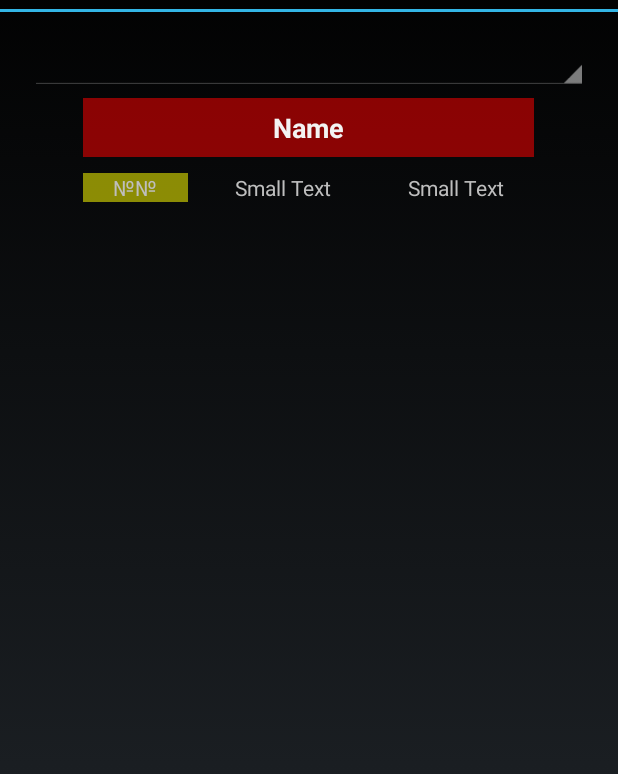
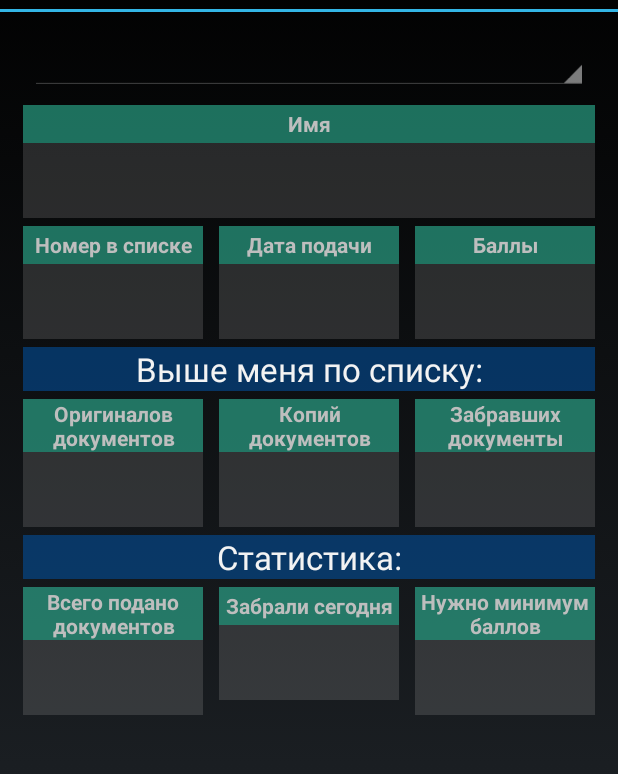
Before and after one commit to Kaned1as/AdmissionTracker, an Android app: the layout show_data_fragment.xml on its own in the app's theme, with its tools: preview values and no code run, on a phone screen of 412 x 824 dp, the part 60-834 px from its top. Run offline under Robolectric (Android 15) with nearby library versions, the phone set to English and light mode, and no system bars.

Commit message:
- intermediate

```diff
--- /dev/null
+++ b/tracker/src/main/java/com/adonai/admissiontracker/views/DoubleTextView.java
@@ -0,0 +1,59 @@
+package com.adonai.admissiontracker.views;
+
+import android.content.Context;
+import android.content.res.TypedArray;
+import android.util.AttributeSet;
+import android.view.LayoutInflater;
+import android.view.View;
+import android.widget.FrameLayout;
+import android.widget.TextView;
+
+import com.adonai.admissiontracker.R;
+
+/**
+ * Created by adonai on 28.06.14.
+ */
+public class DoubleTextView extends FrameLayout {
+
+    private TextView mHeader;
+    private TextView mBody;
+
+    public DoubleTextView(Context context) {
+        super(context);
+        initLayout(null);
+    }
+
+    public DoubleTextView(Context context, AttributeSet attrs) {
+        super(context, attrs);
+        initLayout(attrs);
+    }
+
+    public DoubleTextView(Context context, AttributeSet attrs, int defStyle) {
+        super(context, attrs, defStyle);
+        initLayout(attrs);
+    }
+
+    public void initLayout(AttributeSet attrs) {
+        final View layout = LayoutInflater.from(getContext()).inflate(R.layout.double_text_view, this, true);
+
+        mHeader = (TextView) layout.findViewById(R.id.header);
+        mBody = (TextView) layout.findViewById(R.id.body);
+
+        if (attrs != null) {
+            final TypedArray a = getContext().obtainStyledAttributes(attrs, R.styleable.DoubleTextView);
+            final int n = a.getIndexCount();
+            for (int i = 0; i < n; ++i) {
+                int attr = a.getIndex(i);
+                switch (attr) {
+                    case R.styleable.DoubleTextView_header_text:
+                        mHeader.setText(a.getString(attr));
+                        break;
+                    case R.styleable.DoubleTextView_body_text:
+                        mBody.setText(a.getString(attr));
+                        break;
+                }
+            }
+            a.recycle();
+        }
+    }
+}
--- /dev/null
+++ b/tracker/src/main/res/layout/double_text_view.xml
@@ -0,0 +1,27 @@
+<?xml version="1.0" encoding="utf-8"?>
+
+<LinearLayout xmlns:android="http://schemas.android.com/apk/res/android"
+    android:orientation="vertical" android:layout_width="match_parent"
+    android:layout_height="match_parent">
+
+    <TextView
+        android:layout_width="match_parent"
+        android:layout_height="wrap_content"
+        android:textAppearance="?android:attr/textAppearanceSmall"
+        android:id="@+id/header"
+        android:minHeight="25dp"
+        android:gravity="center"
+        android:background="@color/double_view_header_color"
+        android:textStyle="bold" />
+
+    <TextView
+        android:layout_width="match_parent"
+        android:layout_height="match_parent"
+        android:textAppearance="?android:attr/textAppearanceLarge"
+        android:id="@+id/body"
+        android:gravity="center"
+        android:textSize="25sp"
+        android:textStyle="bold"
+        android:background="@color/double_view_body_color"
+        android:minHeight="50dp" />
+</LinearLayout>
--- a/tracker/src/main/res/layout/show_data_fragment.xml
+++ b/tracker/src/main/res/layout/show_data_fragment.xml
@@ -1,5 +1,6 @@
 <RelativeLayout xmlns:android="http://schemas.android.com/apk/res/android"
     xmlns:tools="http://schemas.android.com/tools"
+    xmlns:app="http://schemas.android.com/apk/res-auto"
     android:layout_width="match_parent"
     android:layout_height="match_parent"
     tools:context=".MainFlow$PlaceholderFragment">
@@ -14,69 +15,132 @@
         android:layout_marginLeft="20dp"
         android:layout_marginRight="20dp" />
 
-    <TableLayout
+    <GridLayout
         android:layout_width="match_parent"
-        android:layout_height="wrap_content"
+        android:layout_height="match_parent"
         android:layout_below="@+id/name_spinner"
         android:layout_centerHorizontal="true"
-        android:layout_marginLeft="50dp"
-        android:layout_marginRight="50dp"
-        android:stretchColumns="*">
+        android:columnCount="3"
+        android:rowCount="6"
+        android:layout_margin="10dp">
 
-        <TableRow
-            android:layout_width="match_parent"
-            android:layout_height="match_parent"
-            android:minHeight="50dp">
 
-            <TextView
-                android:layout_width="match_parent"
-                android:layout_height="match_parent"
-                android:textAppearance="?android:attr/textAppearanceMedium"
-                android:text="Name"
-                android:id="@+id/textView"
-                android:gravity="center"
-                android:textStyle="bold"
-                android:background="@color/red"
-                android:layout_span="3"
-                android:layout_margin="5dp" />
-        </TableRow>
+        <view class="com.adonai.admissiontracker.views.DoubleTextView"
+            android:id="@+id/name"
+            app:header_text="@string/name"
+            android:layout_columnSpan="3"
+            android:layout_gravity="fill_horizontal"
+            android:layout_marginLeft="5dp"
+            android:layout_marginRight="5dp" />
 
-        <TableRow
-            android:layout_width="fill_parent"
-            android:layout_height="fill_parent"
-            android:minHeight="30dp">
+        <LinearLayout
+            android:layout_gravity="fill_horizontal"
+            android:layout_columnSpan="3">
 
-            <TextView
-                android:layout_width="wrap_content"
-                android:layout_height="match_parent"
-                android:textAppearance="?android:attr/textAppearanceSmall"
-                android:id="@+id/textView2"
-                android:gravity="center"
-                android:singleLine="false"
-                android:text="№№"
-                android:background="@color/yellow"
+            <view class="com.adonai.admissiontracker.views.DoubleTextView"
+                android:layout_width="0dp"
+                android:layout_height="wrap_content"
+                android:layout_weight="1"
+                android:id="@+id/list_number"
+                app:header_text="@string/number"
                 android:layout_margin="5dp" />
 
-            <TextView
-                android:layout_width="wrap_content"
-                android:layout_height="match_parent"
-                android:textAppearance="?android:attr/textAppearanceSmall"
-                android:text="Small Text"
-                android:id="@+id/textView3"
-                android:gravity="center"
-                android:singleLine="false"
+            <view class="com.adonai.admissiontracker.views.DoubleTextView"
+                android:layout_width="0dp"
+                android:layout_height="wrap_content"
+                android:layout_weight="1"
+                android:id="@+id/date"
+                app:header_text="@string/docs_date"
                 android:layout_margin="5dp" />
 
-            <TextView
-                android:layout_width="wrap_content"
-                android:layout_height="match_parent"
-                android:textAppearance="?android:attr/textAppearanceSmall"
-                android:text="Small Text"
-                android:id="@+id/textView4"
-                android:gravity="center"
-                android:singleLine="false"
+            <view class="com.adonai.admissiontracker.views.DoubleTextView"
+                android:layout_width="0dp"
+                android:layout_height="wrap_content"
+                android:layout_weight="1"
+                android:id="@+id/points"
+                app:header_text="@string/points_got"
                 android:layout_margin="5dp" />
-        </TableRow>
-    </TableLayout>
+        </LinearLayout>
+
+        <TextView
+            android:layout_gravity="fill_horizontal"
+            android:layout_columnSpan="3"
+            android:textAppearance="?android:attr/textAppearanceLarge"
+            android:text="@string/above_me"
+            android:id="@+id/above_label"
+            android:gravity="center"
+            android:background="@color/header_color"
+            android:layout_marginLeft="5dp"
+            android:layout_marginRight="5dp" />
+
+        <LinearLayout
+            android:layout_gravity="fill_horizontal"
+            android:layout_columnSpan="3">
+
+            <view class="com.adonai.admissiontracker.views.DoubleTextView"
+                android:layout_width="0dp"
+                android:layout_height="wrap_content"
+                android:layout_weight="1"
+                android:id="@+id/originals"
+                app:header_text="@string/originals"
+                android:layout_margin="5dp" />
+
+            <view class="com.adonai.admissiontracker.views.DoubleTextView"
+                android:layout_width="0dp"
+                android:layout_height="wrap_content"
+                android:layout_weight="1"
+                android:id="@+id/copies"
+                app:header_text="@string/copies"
+                android:layout_margin="5dp" />
+
+            <view class="com.adonai.admissiontracker.views.DoubleTextView"
+                android:layout_width="0dp"
+                android:layout_height="wrap_content"
+                android:layout_weight="1"
+                android:id="@+id/reclaimed_above"
+                app:header_text="@string/reclaimed"
+                android:layout_margin="5dp" />
+        </LinearLayout>
+
+        <TextView
+            android:layout_gravity="fill_horizontal"
+            android:layout_columnSpan="3"
+            android:textAppearance="?android:attr/textAppearanceLarge"
+            android:text="@string/statistics"
+            android:id="@+id/statistics_label"
+            android:gravity="center"
+            android:background="@color/header_color"
+            android:layout_marginLeft="5dp"
+            android:layout_marginRight="5dp" />
+
+        <LinearLayout
+            android:layout_gravity="fill_horizontal"
+            android:layout_columnSpan="3">
+
+            <view class="com.adonai.admissiontracker.views.DoubleTextView"
+                android:layout_width="0dp"
+                android:layout_height="wrap_content"
+                android:layout_weight="1"
+                android:id="@+id/all_given"
+                app:header_text="@string/all_given"
+                android:layout_margin="5dp" />
+
+            <view class="com.adonai.admissiontracker.views.DoubleTextView"
+                android:layout_width="0dp"
+                android:layout_height="wrap_content"
+                android:layout_weight="1"
+                android:id="@+id/today_reclaimed"
+                app:header_text="@string/today_reclaimed"
+                android:layout_margin="5dp" />
+
+            <view class="com.adonai.admissiontracker.views.DoubleTextView"
+                android:layout_width="0dp"
+                android:layout_height="wrap_content"
+                android:layout_weight="1"
+                android:id="@+id/needed_points"
+                app:header_text="@string/needed_points"
+                android:layout_margin="5dp" />
+        </LinearLayout>
+    </GridLayout>
 
 </RelativeLayout>
--- /dev/null
+++ b/tracker/src/main/res/values/attrs.xml
@@ -0,0 +1,7 @@
+<?xml version="1.0" encoding="utf-8"?>
+<resources>
+    <declare-styleable name="DoubleTextView">
+        <attr name="header_text" format="string"/>
+        <attr name="body_text" format="string"/>
+    </declare-styleable>
+</resources>
--- a/tracker/src/main/res/values/colors.xml
+++ b/tracker/src/main/res/values/colors.xml
@@ -2,4 +2,7 @@
 <resources>
     <color name="red">#88ff0000</color>
     <color name="yellow">#88ffff00</color>
+    <color name="header_color">#880055aa</color>
+    <color name="double_view_header_color">#8833ccaa</color>
+    <color name="double_view_body_color">#44888888</color>
 </resources>
--- a/tracker/src/main/res/values/strings.xml
+++ b/tracker/src/main/res/values/strings.xml
@@ -8,4 +8,16 @@
     <string name="wait_please">Пожалуйста, подождите…</string>
     <string name="retrieving_data">Загрузка данных…</string>
     <string name="select_from_list">Выберите из списка</string>
+    <string name="name">Имя</string>
+    <string name="number">Номер в списке</string>
+    <string name="originals">Оригиналов документов</string>
+    <string name="docs_date">Дата подачи</string>
+    <string name="points_got">Баллы</string>
+    <string name="copies">Копий документов</string>
+    <string name="reclaimed">Забравших документы</string>
+    <string name="above_me">Выше меня по списку:</string>
+    <string name="statistics">Статистика:</string>
+    <string name="all_given">Всего подано документов</string>
+    <string name="today_reclaimed">Забрали сегодня</string>
+    <string name="needed_points">Нужно минимум баллов</string>
 </resources>
```
